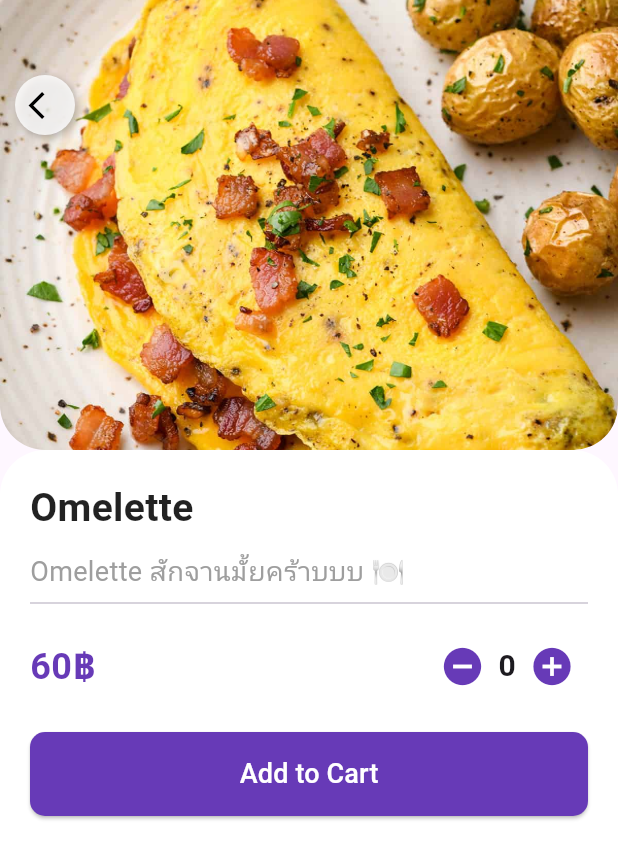
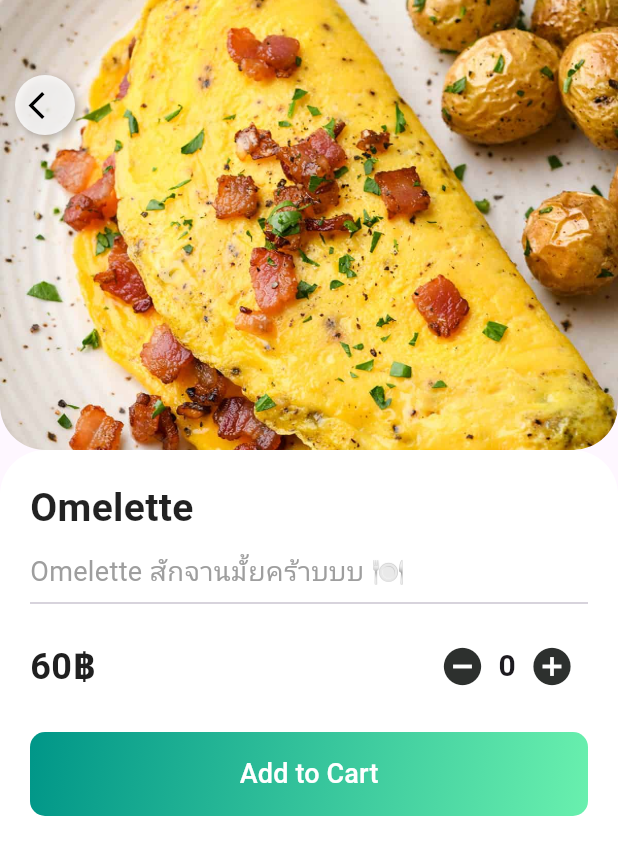
Before and after one commit to pwtpcn/Mobile-Food-App, a Flutter app: the screen it shows after launch, after a tap on "Omelette", on a phone screen of 412 x 824 dp. Shown: the top 859 px of the screen. Run offline on Flutter 3.47's test engine with Material 3 defaults, Android fonts, the phone set to English and light mode, and no system bars.

Commit message:
edit menu page and menu detail page

```diff
--- a/lib/item_detail.dart
+++ b/lib/item_detail.dart
@@ -26,10 +26,10 @@ class _DetailState extends State<Detail> with SingleTickerProviderStateMixin {
   @override
   void initState() {
     super.initState();
-    _animationController =
-        AnimationController(vsync: this, duration: const Duration(milliseconds: 500));
-    _fadeAnimation = CurvedAnimation(
-        parent: _animationController, curve: Curves.easeIn);
+    _animationController = AnimationController(
+        vsync: this, duration: const Duration(milliseconds: 500));
+    _fadeAnimation =
+        CurvedAnimation(parent: _animationController, curve: Curves.easeIn);
     _animationController.forward();
   }
 
@@ -56,14 +56,19 @@ class _DetailState extends State<Detail> with SingleTickerProviderStateMixin {
   void addToCart() {
     if (amount > 0) {
       final shop = context.read<Shop>();
-      shop.addToCart(ProductBox(
-          name: widget.itemName, price: widget.itemPrice, image: widget.itemImg), amount);
+      shop.addToCart(
+          ProductBox(
+              name: widget.itemName,
+              price: widget.itemPrice,
+              image: widget.itemImg),
+          amount);
 
       showDialog(
         context: context,
         barrierDismissible: false,
         builder: (context) => AlertDialog(
-          shape: RoundedRectangleBorder(borderRadius: BorderRadius.circular(15)),
+          shape:
+              RoundedRectangleBorder(borderRadius: BorderRadius.circular(15)),
           backgroundColor: Colors.deepPurple[200],
           content: const Text(
             "Successfully added to cart",
@@ -75,10 +80,12 @@ class _DetailState extends State<Detail> with SingleTickerProviderStateMixin {
               child: ElevatedButton(
                 style: ElevatedButton.styleFrom(
                   backgroundColor: Colors.white,
-                  shape: RoundedRectangleBorder(borderRadius: BorderRadius.circular(10)),
+                  shape: RoundedRectangleBorder(
+                      borderRadius: BorderRadius.circular(10)),
                 ),
                 onPressed: () => Navigator.pop(context),
-                child: const Text("OK", style: TextStyle(color: Colors.deepPurple)),
+                child: const Text("OK",
+                    style: TextStyle(color: Colors.deepPurple)),
               ),
             ),
           ],
@@ -97,8 +104,9 @@ class _DetailState extends State<Detail> with SingleTickerProviderStateMixin {
             Stack(
               children: [
                 ClipRRect(
-                  borderRadius:
-                      const BorderRadius.only(bottomLeft: Radius.circular(30), bottomRight: Radius.circular(30)),
+                  borderRadius: const BorderRadius.only(
+                      bottomLeft: Radius.circular(30),
+                      bottomRight: Radius.circular(30)),
                   child: Image.asset(
                     "assets/images/${widget.itemImg}",
                     width: double.infinity,
@@ -116,7 +124,10 @@ class _DetailState extends State<Detail> with SingleTickerProviderStateMixin {
                       shape: BoxShape.circle,
                       color: Colors.white.withOpacity(0.8),
                       boxShadow: [
-                        BoxShadow(color: Colors.black26, blurRadius: 4, offset: Offset(2, 2)),
+                        BoxShadow(
+                            color: Colors.black26,
+                            blurRadius: 4,
+                            offset: Offset(2, 2)),
                       ],
                     ),
                     child: Center(
@@ -139,7 +150,8 @@ class _DetailState extends State<Detail> with SingleTickerProviderStateMixin {
                 decoration: const BoxDecoration(
                   color: Colors.white,
                   borderRadius: BorderRadius.only(
-                      topLeft: Radius.circular(30), topRight: Radius.circular(30)),
+                      topLeft: Radius.circular(30),
+                      topRight: Radius.circular(30)),
                 ),
                 child: Column(
                   crossAxisAlignment: CrossAxisAlignment.start,
@@ -147,7 +159,9 @@ class _DetailState extends State<Detail> with SingleTickerProviderStateMixin {
                     Text(
                       widget.itemName,
                       style: const TextStyle(
-                          fontSize: 26, fontWeight: FontWeight.bold, color: Colors.black87),
+                          fontSize: 26,
+                          fontWeight: FontWeight.bold,
+                          color: Colors.black87),
                     ),
                     const SizedBox(height: 10),
                     Text(
@@ -167,24 +181,27 @@ class _DetailState extends State<Detail> with SingleTickerProviderStateMixin {
                           style: const TextStyle(
                             fontSize: 24,
                             fontWeight: FontWeight.bold,
-                            color: Colors.deepPurple,
+                            color: Color.fromARGB(255, 32, 32, 32),
                           ),
                         ),
                         Row(
                           children: [
                             // Decrease Button
                             IconButton(
-                              icon: const Icon(Icons.remove_circle, color: Colors.deepPurple, size: 30),
+                              icon: const Icon(Icons.remove_circle,
+                                  color: Color.fromARGB(255, 45, 48, 46), size: 30),
                               onPressed: decrementAmount,
                             ),
                             // Count Display
                             Text(
                               amount.toString(),
-                              style: const TextStyle(fontSize: 20, fontWeight: FontWeight.bold),
+                              style: const TextStyle(
+                                  fontSize: 20, fontWeight: FontWeight.bold),
                             ),
                             // Increase Button
                             IconButton(
-                              icon: const Icon(Icons.add_circle, color: Colors.deepPurple, size: 30),
+                              icon: const Icon(Icons.add_circle,
+                                  color: Color.fromARGB(255, 45, 48, 46), size: 30),
                               onPressed: incrementAmount,
                             ),
                           ],
@@ -195,17 +212,31 @@ class _DetailState extends State<Detail> with SingleTickerProviderStateMixin {
                     // Add to Cart Button with Gradient
                     SizedBox(
                       width: double.infinity,
+                      child: Container(
+                        decoration: BoxDecoration(
+                          gradient: const LinearGradient(
+                            colors: [Colors.teal, Colors.greenAccent],
+                            begin: Alignment.topLeft,
+                            end: Alignment.bottomRight,
+                          ),
+                          borderRadius: BorderRadius.circular(10),
+                        ),
                         child: ElevatedButton(
                           onPressed: addToCart,
                           style: ElevatedButton.styleFrom(
                             padding: const EdgeInsets.symmetric(vertical: 15),
+                            backgroundColor: Colors
+                                .transparent, // Makes background inherit from parent
+                            shadowColor: Colors
+                                .transparent, // Removes unwanted shadow effect
                             shape: RoundedRectangleBorder(
-                              borderRadius: BorderRadius.circular(10)),
-                          backgroundColor: Colors.deepPurple,
+                              borderRadius: BorderRadius.circular(10),
+                            ),
                           ),
                           child: const Text(
                             "Add to Cart",
                             style: TextStyle(fontSize: 18, color: Colors.white),
+                          ),
                         ),
                       ),
                     ),
```
Also changed, not shown: lib/cart.dart (+80 -34 lines). Lines whose indentation alone changed are shown as unchanged.
